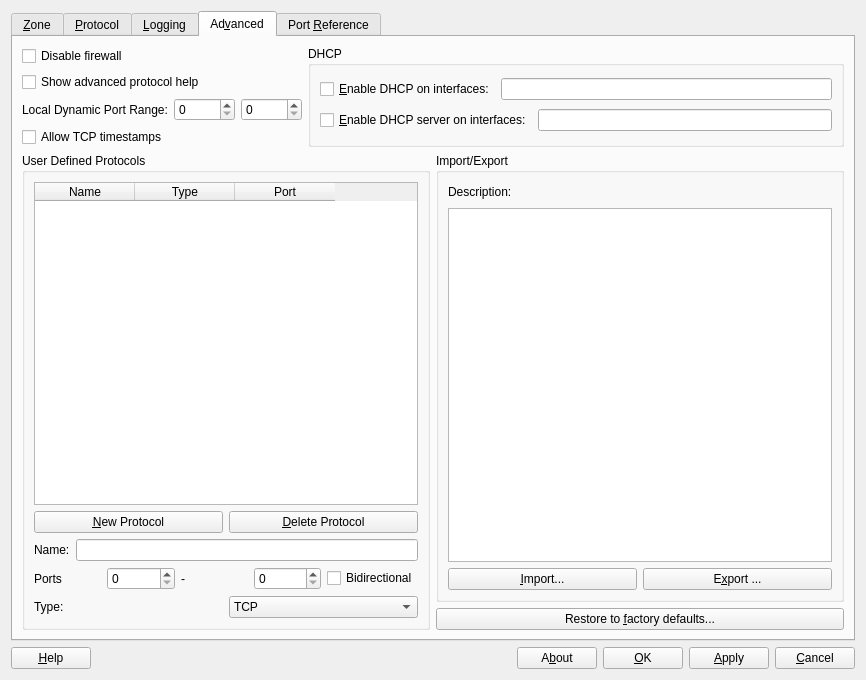
Before: the Qt Designer form src/guardPuppy.ui in tsuckow/guard-puppy, drawn with Qt 5.
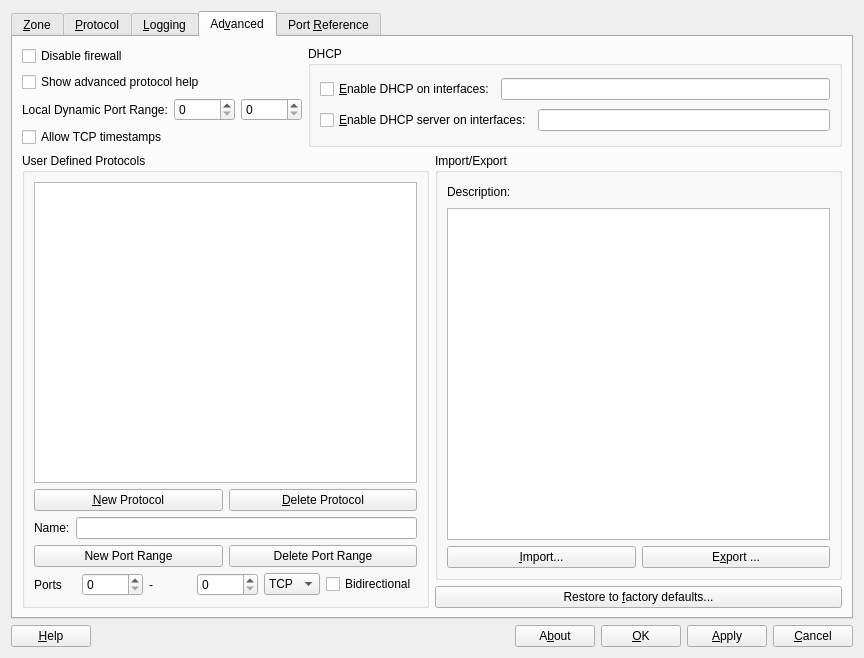
After: the same form once the commit is applied.

Patch:
```diff
--- a/src/guardPuppy.ui
+++ b/src/guardPuppy.ui
@@ -6,8 +6,8 @@
    <rect>
     <x>0</x>
     <y>0</y>
-    <width>866</width>
-    <height>680</height>
+    <width>864</width>
+    <height>658</height>
    </rect>
   </property>
   <property name="windowTitle">
@@ -819,16 +819,55 @@
            </property>
            <layout class="QVBoxLayout" name="verticalLayout_10">
             <item>
-             <widget class="QTableWidget" name="userDefinedProtocolTableWidget">
+             <widget class="QTreeWidget" name="userDefinedProtocolTreeWidget">
               <property name="editTriggers">
                <set>QAbstractItemView::NoEditTriggers</set>
               </property>
+              <property name="alternatingRowColors">
+               <bool>true</bool>
+              </property>
               <property name="selectionBehavior">
                <enum>QAbstractItemView::SelectRows</enum>
               </property>
+              <property name="allColumnsShowFocus">
+               <bool>true</bool>
+              </property>
+              <property name="columnCount">
+               <number>3</number>
+              </property>
+              <attribute name="headerVisible">
+               <bool>false</bool>
+              </attribute>
+              <attribute name="headerCascadingSectionResizes">
+               <bool>false</bool>
+              </attribute>
+              <attribute name="headerDefaultSectionSize">
+               <number>100</number>
+              </attribute>
+              <attribute name="headerMinimumSectionSize">
+               <number>30</number>
+              </attribute>
+              <attribute name="headerStretchLastSection">
+               <bool>true</bool>
+              </attribute>
+              <attribute name="headerCascadingSectionResizes">
+               <bool>false</bool>
+              </attribute>
+              <attribute name="headerDefaultSectionSize">
+               <number>100</number>
+              </attribute>
+              <attribute name="headerVisible">
+               <bool>false</bool>
+              </attribute>
+              <attribute name="headerMinimumSectionSize">
+               <number>30</number>
+              </attribute>
+              <attribute name="headerStretchLastSection">
+               <bool>true</bool>
+              </attribute>
               <column>
                <property name="text">
-                <string>Name</string>
+                <string>Protocol</string>
                </property>
               </column>
               <column>
@@ -838,7 +877,7 @@
               </column>
               <column>
                <property name="text">
-                <string>Port</string>
+                <string>Range</string>
                </property>
               </column>
              </widget>
@@ -875,6 +914,24 @@
               </item>
              </layout>
             </item>
+            <item>
+             <layout class="QHBoxLayout" name="horizontalLayout_14">
+              <item>
+               <widget class="QPushButton" name="NewPortRangePushButton">
+                <property name="text">
+                 <string>New Port Range</string>
+                </property>
+               </widget>
+              </item>
+              <item>
+               <widget class="QPushButton" name="DeletePortRangepushButton">
+                <property name="text">
+                 <string>Delete Port Range</string>
+                </property>
+               </widget>
+              </item>
+             </layout>
+            </item>
             <item>
              <layout class="QHBoxLayout" name="horizontalLayout_22">
               <item>
@@ -912,24 +969,6 @@
                </widget>
               </item>
               <item>
-               <widget class="QCheckBox" name="userDefinedProtocolBidirectionalCheckBox">
-                <property name="text">
-                 <string>Bidirectional</string>
-                </property>
-               </widget>
-              </item>
-             </layout>
-            </item>
-            <item>
-             <layout class="QHBoxLayout" name="horizontalLayout_21">
-              <item>
-               <widget class="QLabel" name="label_19">
-                <property name="text">
-                 <string>Type:</string>
-                </property>
-               </widget>
-              </item>
-              <item>
                <widget class="QComboBox" name="userDefinedProtocolTypeComboBox">
                 <item>
                  <property name="text">
@@ -943,6 +982,13 @@
                 </item>
                </widget>
               </item>
+              <item>
+               <widget class="QCheckBox" name="userDefinedProtocolBidirectionalCheckBox">
+                <property name="text">
+                 <string>Bidirectional</string>
+                </property>
+               </widget>
+              </item>
              </layout>
             </item>
            </layout>
```
Left out of the diff: 20 changed lines with no effect on the pictures.
